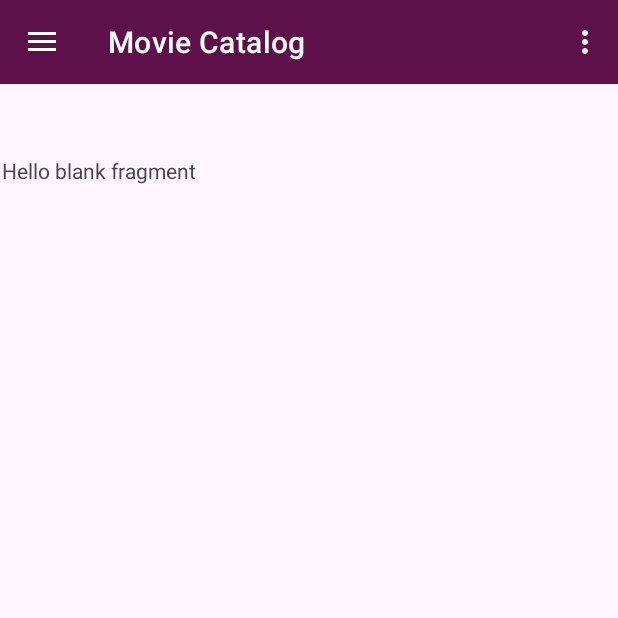
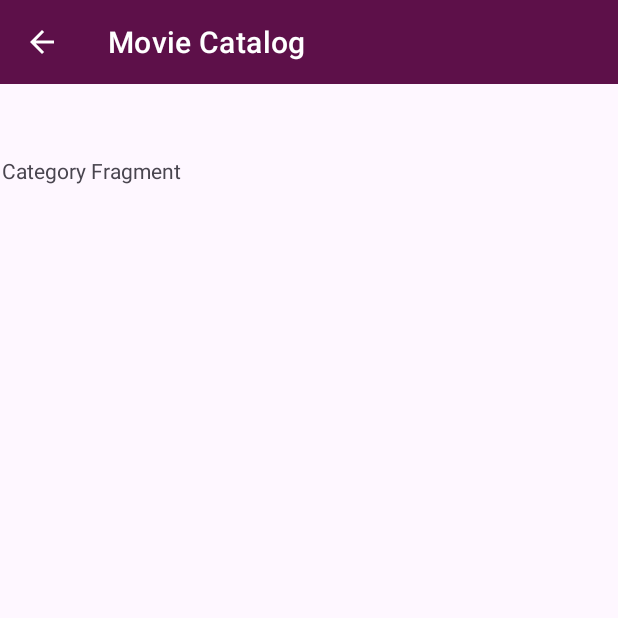
Before and after one commit to Raff120/android_movie_catalog, an Android app: the CategoryFragment screen opened through its navigation route, on a phone screen of 412 x 824 dp, the top half of it. Run offline under Robolectric (Android 15) with nearby library versions, the phone set to English and light mode, and no system bars; our stand-ins replace navigation-ui; 5 statements that could not run were skipped.

Commit message:
MainActivity - ChangeStatus

```diff
--- a/app/src/main/java/it/step/moviecatalog/MainActivity.kt
+++ b/app/src/main/java/it/step/moviecatalog/MainActivity.kt
@@ -1,42 +1,57 @@
 package it.step.moviecatalog
-
 import androidx.appcompat.app.AppCompatActivity
 import android.os.Bundle
-import android.widget.Toolbar
-import androidx.appcompat.app.ActionBarDrawerToggle
+import androidx.appcompat.widget.Toolbar  // Importa la Toolbar corretta
 import androidx.drawerlayout.widget.DrawerLayout
-import com.google.android.material.appbar.MaterialToolbar
+import androidx.navigation.NavController
+import androidx.navigation.findNavController
+import androidx.navigation.fragment.NavHostFragment
+import androidx.navigation.ui.AppBarConfiguration
+import androidx.navigation.ui.setupActionBarWithNavController
 import com.google.android.material.navigation.NavigationView
 
 class MainActivity : AppCompatActivity() {
-    lateinit var topAppBar : MaterialToolbar
+    private lateinit var topAppBar: Toolbar  // Usa la Toolbar corretta
     private lateinit var drawerLayout: DrawerLayout
     private lateinit var navigationView: NavigationView
+    private lateinit var navController: NavController
 
     override fun onCreate(savedInstanceState: Bundle?) {
         super.onCreate(savedInstanceState)
         setContentView(R.layout.activity_main)
 
+        topAppBar = findViewById(R.id.topAppBar)
+        setSupportActionBar(topAppBar)
 
-        topAppBar = findViewById(R.id.topAppBar)
+        val navHostFragment =
+            supportFragmentManager.findFragmentById(R.id.ma_nav_graph_host) as NavHostFragment
+        navController = navHostFragment.navController
+
+
         drawerLayout = findViewById(R.id.drawerLayout)
         navigationView = findViewById(R.id.navigationView)
 
-        val toggle = ActionBarDrawerToggle(
-            this,
-            drawerLayout,
-            topAppBar,
-            R.string.navigation_drawer_open,
-            R.string.navigation_drawer_close
-        )
 
-        drawerLayout.addDrawerListener(toggle)
-        toggle.syncState()
 
+        // Imposta l'OnClickListener dell'AppBar
         topAppBar.setNavigationOnClickListener {
             drawerLayout.openDrawer(navigationView)
         }
 
 
+        navController.addOnDestinationChangedListener { _, destination, _ ->
+            // Verifica la destinazione corrente e cambia l'icona dell'AppBar di conseguenza
+            if (destination.id == R.id.categoryFragment || destination.id == R.id.detailsFragment || destination.id == R.id.searchFragment) {
+                supportActionBar?.setHomeAsUpIndicator(R.drawable.ic_back_24)
+                topAppBar.setNavigationOnClickListener {
+                    navController.navigateUp()
+                    topAppBar.setNavigationOnClickListener {
+                        drawerLayout.openDrawer(navigationView)
+                    }
+                }
+            } else  {
+                supportActionBar?.setHomeAsUpIndicator(R.drawable.ic_hamburger)
+            }
+        }
     }
 }
--- /dev/null
+++ b/app/src/main/res/drawable/ic_back_24.xml
@@ -0,0 +1,5 @@
+<vector android:autoMirrored="true" android:height="24dp"
+    android:tint="#F8F8F8" android:viewportHeight="24"
+    android:viewportWidth="24" android:width="24dp" xmlns:android="http://schemas.android.com/apk/res/android">
+    <path android:fillColor="@android:color/white" android:pathData="M20,11H7.83l5.59,-5.59L12,4l-8,8 8,8 1.41,-1.41L7.83,13H20v-2z"/>
+</vector>
--- a/app/src/main/res/layout/fragment_category.xml
+++ b/app/src/main/res/layout/fragment_category.xml
@@ -9,6 +9,6 @@
     <TextView
         android:layout_width="match_parent"
         android:layout_height="match_parent"
-        android:text="@string/hello_blank_fragment" />
+        android:text="Category Fragment" />
 
 </FrameLayout>
--- a/app/src/main/res/navigation/nav_graph.xml
+++ b/app/src/main/res/navigation/nav_graph.xml
@@ -16,6 +16,9 @@
         <action
             android:id="@+id/action_homeFragment_to_searchFragment"
             app:destination="@id/searchFragment" />
+        <action
+            android:id="@+id/action_homeFragment_to_detailsFragment"
+            app:destination="@id/detailsFragment" />
     </fragment>
     <fragment
         android:id="@+id/categoryFragment"
```
Also changed, not shown: app/src/main/java/it/step/moviecatalog/fragment/HomeFragment.kt (+13 -1 lines), app/src/main/res/layout/fragment_home.xml (+16 -2 lines).
